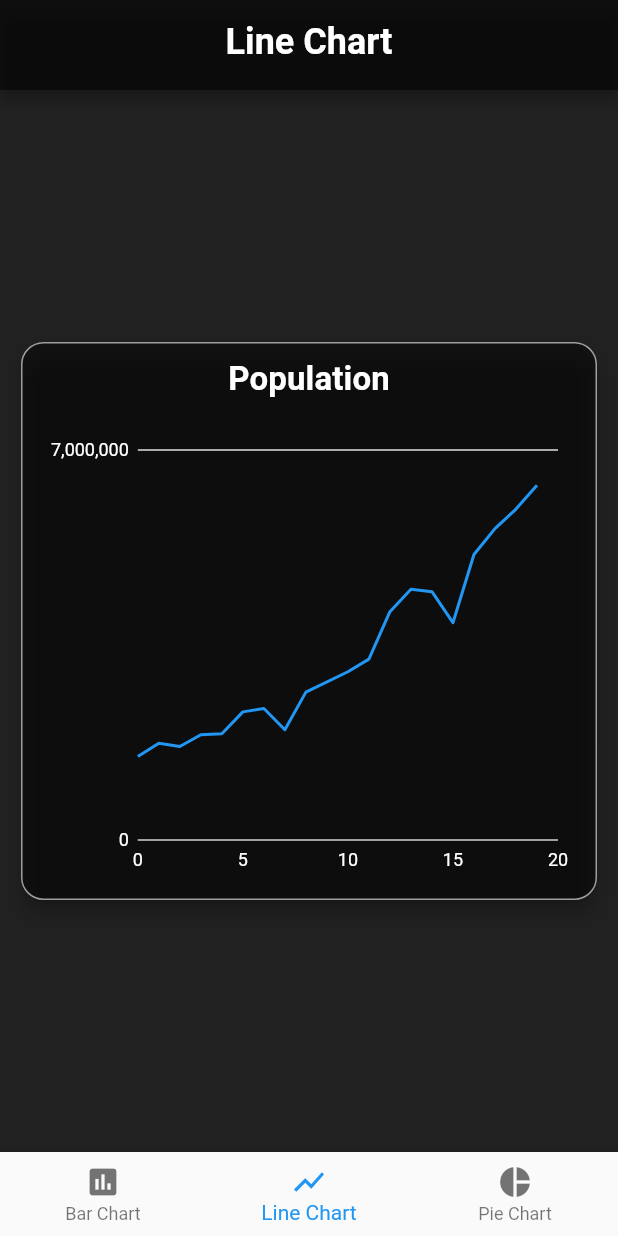
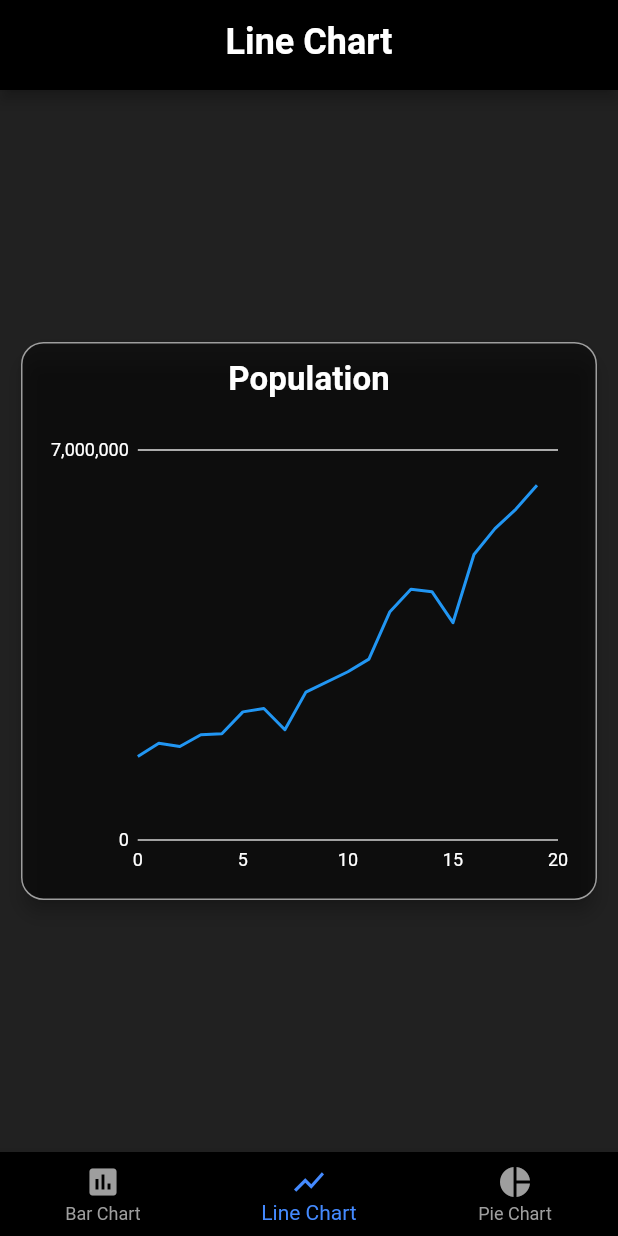
Before and after one commit to gabrielmoreira-dev/flutter-charts, a Flutter app: the screen it shows after launch, on a phone screen of 412 x 824 dp. Run offline on Flutter 3.47's test engine with Material 2 defaults, Android fonts, the phone set to English and light mode, and no system bars; our stand-ins replace charts_flutter, rxdart.

Commit message:
Criado style

```diff
--- a/lib/main.dart
+++ b/lib/main.dart
@@ -22,7 +22,7 @@ class GraphsApp extends StatelessWidget {
           theme: ThemeData(
             backgroundColor: Colors.black87,
             primaryColor: Colors.grey,
-            primaryColorDark: Colors.black54,
+            primaryColorDark: Colors.black,
             primaryColorLight: Colors.black45,
             accentColor: Colors.blueAccent,
             textTheme: TextTheme(
--- a/lib/presentation/common/bottom_navigation/material_scaffold.dart
+++ b/lib/presentation/common/bottom_navigation/material_scaffold.dart
@@ -66,11 +66,13 @@ class _MaterialScaffoldState extends State<MaterialScaffold> {
             .toList(),
       ),
       bottomNavigationBar: BottomNavigationBar(
-          currentIndex: widget.selectedIndex,
-          items: widget.tabList.map((tab) => tab.item).toList(),
-          onTap: (index) => widget.onItemSelected(index),
-        ),
-
+        currentIndex: widget.selectedIndex,
+        items: widget.tabList.map((tab) => tab.item).toList(),
+        onTap: (index) => widget.onItemSelected(index),
+        backgroundColor: Theme.of(context).primaryColorDark,
+        selectedItemColor: Theme.of(context).accentColor,
+        unselectedItemColor: Theme.of(context).primaryColor,
+      ),
     );
   }
 }
```
